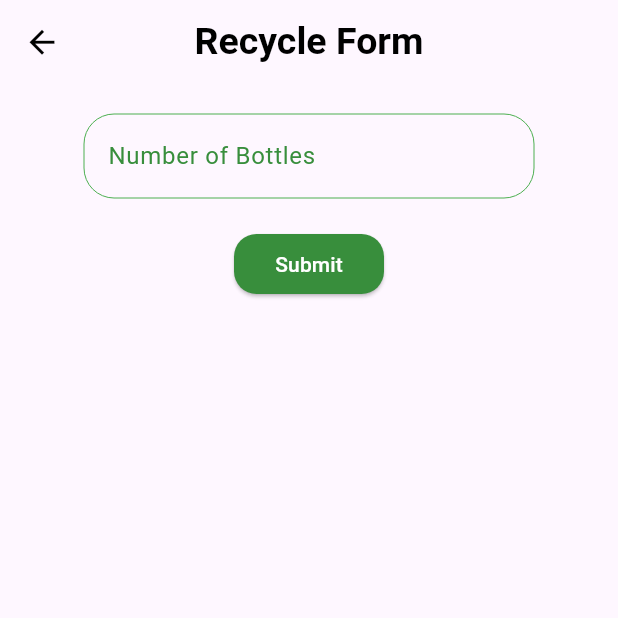
After one commit to sandazz/waste_management_application, a Flutter app: the RecycleForm screen opened directly, after a tap on "Submit", on a phone screen of 412 x 824 dp, the top half of it. The commit adds this screen. Run offline on Flutter 3.47's test engine with Material 3 defaults, Android fonts, the phone set to English and light mode, and no system bars; our stand-ins replace cloud_firestore, firebase_auth, firebase_core, firebase_storage, flutter_fortune_wheel, image_picker and 4 more; missing offline and left inert: flutter_barcode_scanner, mobile_scanner; accounts and stored records are empty.

Commit message:
Adding recycle form - remove barcode reader - hold only QR scanner - start to create form - try to upload image to take the count of bottle

```diff
--- a/lib/main.dart
+++ b/lib/main.dart
@@ -7,6 +7,7 @@ import 'package:showcaseview/showcaseview.dart';
 import 'package:waste_management_app/login/login.dart';
 import 'package:waste_management_app/pages/collector/Collector.dart';
 import 'package:waste_management_app/pages/collector/NotVerified.dart';
+import 'package:waste_management_app/pages/enduser/RecycleForm.dart';
 import 'package:waste_management_app/pages/enduser/layout.dart';
 import 'package:provider/provider.dart';
 import 'package:waste_management_app/providers/loginProvider.dart';
@@ -81,7 +82,7 @@ class _AppState extends State<App> {
                   print("--------role = user");
                   return ShowCaseWidget(
                       builder: Builder(
-                          builder: (context) => BottomNavigationExample() // assuming you want to showcase something in LayoutCollector
+                          builder: (context) => RecycleForm() // assuming you want to showcase something in LayoutCollector
                       )
                   );
                 }
--- /dev/null
+++ b/lib/pages/enduser/RecycleForm.dart
@@ -0,0 +1,134 @@
+import 'dart:io';
+import 'package:firebase_storage/firebase_storage.dart';
+import 'package:flutter/material.dart';
+import 'package:image_picker/image_picker.dart';
+
+class RecycleForm extends StatefulWidget {
+  const RecycleForm({super.key});
+
+  @override
+  State<RecycleForm> createState() => _RecycleFormState();
+}
+
+class _RecycleFormState extends State<RecycleForm> {
+
+  late File _image;
+  final ImagePicker _picker = ImagePicker();
+  final FirebaseStorage _storage = FirebaseStorage.instance;
+
+  Future<void> _takePicture() async {
+    final XFile? pickedFile = await _picker.pickImage(source: ImageSource.camera);
+
+    if (pickedFile != null) {
+      print("Picture was taken successfully");
+      setState(() {
+        _image = File(pickedFile.path);
+      });
+    }
+  }
+
+  Future<void> _uploadImage() async {
+    if (_image == null) return;
+
+    try {
+      String fileName = 'images/${DateTime.now().millisecondsSinceEpoch}.jpg';
+      await _storage.ref(fileName).putFile(_image);
+
+      String downloadURL = await _storage.ref(fileName).getDownloadURL();
+      print('Download URL: $downloadURL');
+    } catch (e) {
+      print('Error uploading image: $e');
+    }
+  }
+
+
+  Future<void> handleSubmit() async {
+    _takePicture();
+    print('image:');
+  }
+
+  @override
+  Widget build(BuildContext context) {
+    return Scaffold(
+      appBar: AppBar(
+        backgroundColor: Colors.transparent,
+        elevation: 0.0,
+        leading: Padding(
+          padding: EdgeInsets.all(5.0),
+          child: IconButton(
+            icon: Icon(
+              Icons.arrow_back_outlined,
+              color: Colors.black,
+              size: 25.0,
+            ),
+            onPressed: () {// Handle leading icon press
+              Navigator.of(context).pop();
+            },
+          ),
+        ),
+        title: Text(
+          'Recycle Form',
+          style: TextStyle(
+            color: Colors.black,
+            fontSize: 25.0,
+            fontWeight: FontWeight.bold,
+          ),
+        ),
+        centerTitle: true,
+      ),
+      body: SafeArea(
+        child: Center(
+          child: Column(
+            crossAxisAlignment: CrossAxisAlignment.center,
+            children: [
+              SizedBox(height: 20.0,),
+              Row(
+                mainAxisAlignment: MainAxisAlignment.center,
+                children: [
+                  Container(
+                      width: 300.0,
+                      child: TextFormField(
+                        decoration: InputDecoration(
+                          labelText: 'Number of Bottles',
+                          labelStyle: TextStyle(
+                            color: Colors.green[700], // Set the desired text color
+                          ),
+                          enabledBorder: OutlineInputBorder(
+                            borderRadius: BorderRadius.all(Radius.circular(20.0)),
+                            borderSide:
+                            BorderSide(color: Colors.green, width: 0.0),
+                          ),
+                          focusedBorder: OutlineInputBorder(
+                            borderRadius: BorderRadius.all(Radius.circular(20.0)),
+                            borderSide: BorderSide(color: Colors.green, width: 2.0), // Set the desired border color and width
+                          ),
+                          border: OutlineInputBorder(),
+                        ),
+                      )
+                  ),
+
+                ],
+              ),
+              SizedBox(height: 20.0,),
+              ElevatedButton(
+                onPressed: handleSubmit,
+                style: ElevatedButton.styleFrom(
+                  minimumSize: Size(100.0, 40.0), backgroundColor: Colors.green[700], // Set the desired button color
+                  shape: RoundedRectangleBorder(
+                    borderRadius: BorderRadius.circular(15.0), // Set the desired border radius
+                  ),
+                ),
+                child: Text(
+                  'Submit',
+                  style: TextStyle(
+                      color: Colors.white
+                  ),
+                ),
+              ),
+            ]
+          )
+        ),
+      )
+    );
+  }
+}
--- a/pubspec.yaml
+++ b/pubspec.yaml
@@ -49,7 +49,7 @@ dependencies:
   http: ^1.1.0
   crypto: ^3.0.1
   firebase_storage: ^11.2.5
-  image_picker: ^1.0.2
+  image_picker: ^1.1.1
   showcaseview: ^2.0.3
   shared_preferences: ^2.2.0
   page_transition: ^2.1.0
```
Also changed, not shown: lib/pages/enduser/Camera.dart (+22 -38 lines), lib/pages/enduser/layout.dart (+6 -6 lines), pubspec.lock.
